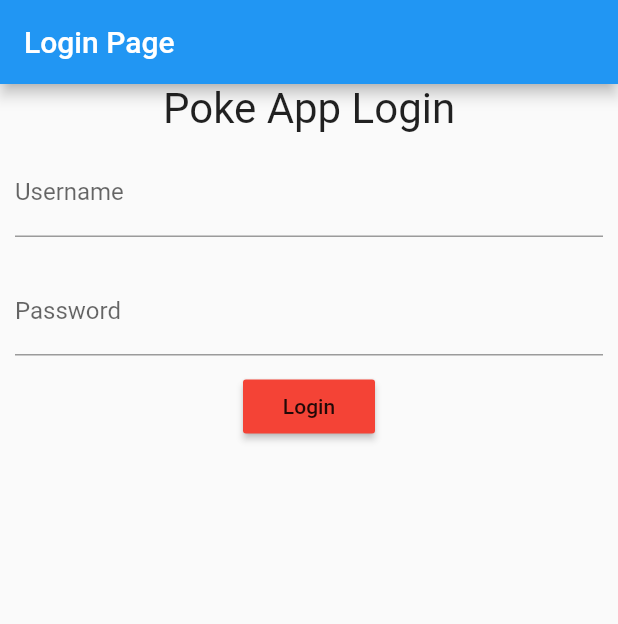
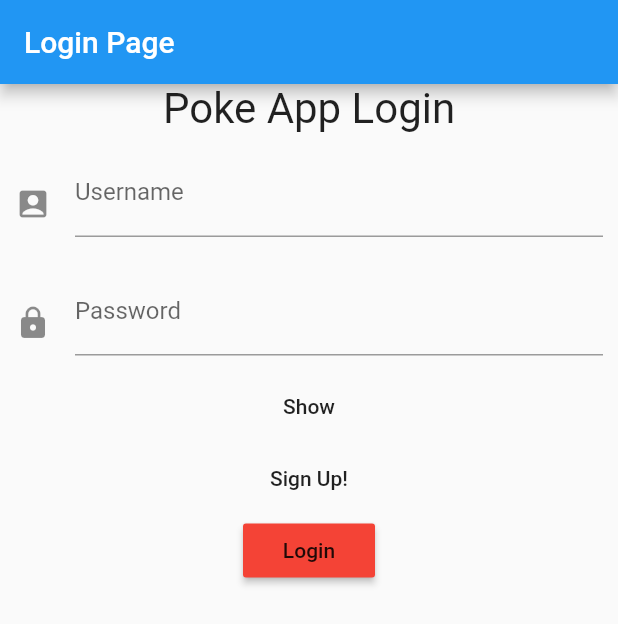
Before and after one commit to Suttonium/cnu-pogo-flutter-dart-application, a Flutter app: the screen it shows after launch, on a phone screen of 412 x 824 dp. Shown: the top 624 px of the screen. Run offline on Flutter 3.47's test engine with Material 2 defaults, Android fonts, the phone set to English and light mode, and no system bars; our stand-ins replace font_awesome_flutter, sqflite; accounts and stored records are empty.

```diff
--- a/lib/data/database_helper.dart
+++ b/lib/data/database_helper.dart
@@ -31,7 +31,6 @@ class DatabaseHelper {
   }
 
   void _onCreate(Database db, int version) async {
-    print("creating");
     await db.transaction((txn) async {
       await txn.execute(
           "CREATE TABLE User(id INTEGER PRIMARY KEY, username TEXT, password TEXT)");
--- a/lib/data/rest_data.dart
+++ b/lib/data/rest_data.dart
@@ -6,7 +6,11 @@ class RestData {
   static final BASE_URL = "";
   static final LOGIN_URL = BASE_URL + "/";
 
-  Future<User> login(String username, String password) {
+  Future<User> signup(String username, String password) {
     return Future.value(new User(username, password));
   }
+
+  Future<User> login(String username, String password) {
+    return null;
+  }
 }
--- a/lib/main.dart
+++ b/lib/main.dart
@@ -1,4 +1,5 @@
 import 'package:cnupogo/pages/login/login_page.dart';
+import 'package:cnupogo/pages/signup/signup_page.dart';
 import 'package:flutter/material.dart';
 import 'package:http/http.dart' as http;
 import 'dart:convert';
@@ -17,6 +18,7 @@ final routes = {
   '/login': (BuildContext context) => LoginPage(),
   '/home': (BuildContext context) => HomePage(),
   '/': (BuildContext context) => LoginPage(),
+  '/signup': (BuildContext context) => SignUpPage(),
 };
 
 class HomePage extends StatefulWidget {
--- a/lib/pages/login/login_page.dart
+++ b/lib/pages/login/login_page.dart
@@ -15,6 +15,8 @@ class _LoginPageState extends State<LoginPage> implements LoginPageContract {
   final scaffoldKey = new GlobalKey<ScaffoldState>();
   String _username, _password;
   LoginPagePresenter _presenter;
+  final dbHelper = new DatabaseHelper();
+  bool _obscureText = true;
 
   _LoginPageState() {
     _presenter = new LoginPagePresenter(this);
@@ -42,6 +44,13 @@ class _LoginPageState extends State<LoginPage> implements LoginPageContract {
     var loginButton = RaisedButton(
         onPressed: _submit, child: Text("Login"), color: Colors.red);
 
+    // Toggles the password show status
+    void _toggle() {
+      setState(() {
+        _obscureText = !_obscureText;
+      });
+    }
+
     var loginForm = Column(
       crossAxisAlignment: CrossAxisAlignment.center,
       children: <Widget>[
@@ -56,23 +65,46 @@ class _LoginPageState extends State<LoginPage> implements LoginPageContract {
               Padding(
                 padding: const EdgeInsets.all(10.0),
                 child: TextFormField(
+                  decoration: const InputDecoration(
+                      labelText: 'Username',
+                      icon: const Padding(
+                        padding: const EdgeInsets.only(top: 15.0),
+                        child: const Icon(Icons.account_box),
+                      )),
+                  validator: null,
                   onSaved: (val) => _username = val,
-                  decoration: InputDecoration(labelText: "Username"),
                 ),
               ),
               Padding(
                 padding: const EdgeInsets.all(10.0),
                 child: TextFormField(
+                  decoration: const InputDecoration(
+                      labelText: 'Password',
+                      icon: const Padding(
+                        padding: const EdgeInsets.only(top: 15.0),
+                        child: const Icon(Icons.lock),
+                      )),
+                  validator: (val) =>
+                      val.length < 6 ? 'Password too short.' : null,
                   onSaved: (val) => _password = val,
-                  decoration: InputDecoration(labelText: "Password"),
+                  obscureText: _obscureText,
                 ),
               ),
+              new FlatButton(
+                  onPressed: _toggle,
+                  child: new Text(_obscureText ? "Show" : "Hide")),
+              new FlatButton(
+                  onPressed: () {
+                    _navigate('/signup');
+                  },
+                  child: new Text('Sign Up!')),
             ],
           ),
         ),
         loginButton
       ],
     );
+
     return Scaffold(
       appBar: AppBar(
         title: Text("Login Page"),
@@ -84,6 +116,10 @@ class _LoginPageState extends State<LoginPage> implements LoginPageContract {
         ),
       ),
     );
+  }
+
+  void _navigate(String route) {
+    Navigator.of(context).pushNamed(route);
   }
 
   @override
@@ -101,7 +137,6 @@ class _LoginPageState extends State<LoginPage> implements LoginPageContract {
       _isLoading = false;
     });
     var db = new DatabaseHelper();
-    print("saving");
     await db.saveUser(user);
     Navigator.of(context).pushNamed('/home');
   }
--- a/pubspec.yaml
+++ b/pubspec.yaml
@@ -26,6 +26,7 @@ dependencies:
   cupertino_icons: ^0.1.2
   sqflite: any
   path_provider: ^0.4.0
+  font_awesome_flutter: any
 
 dev_dependencies:
   flutter_test:
@@ -44,9 +45,8 @@ flutter:
   uses-material-design: true
 
   # To add assets to your application, add an assets section, like this:
-  # assets:
-  #  - images/a_dot_burr.jpeg
-  #  - images/a_dot_ham.jpeg
+  assets:
+  - assets/Pokeball.jpg
 
   # An image asset can refer to one or more resolution-specific "variants", see
   # https://flutter.dev/assets-and-images/#resolution-aware.
```
Also changed, not shown: lib/pages/signup/signup_page.dart (added, +152 -0 lines), lib/pages/signup/signup_presenter.dart (added, +22 -0 lines), assets/Pokeball.jpg (added), pubspec.lock, 2 other files.
